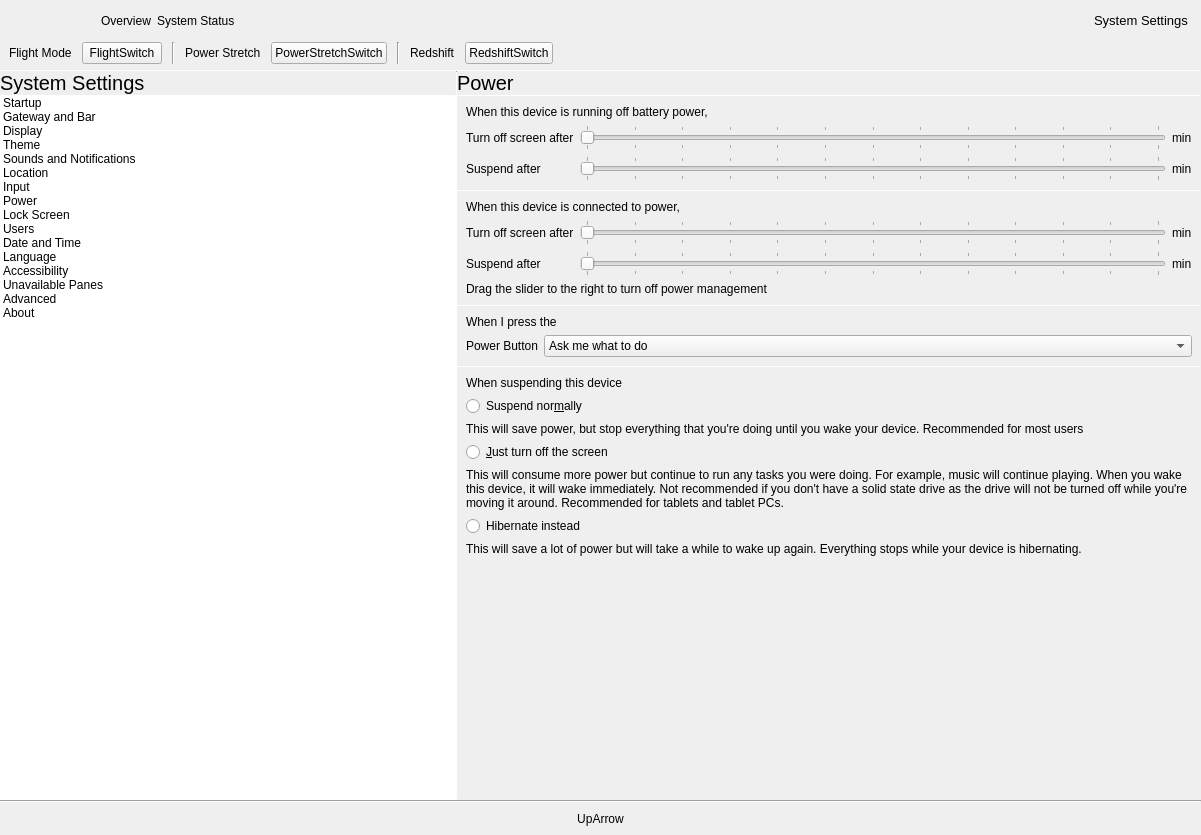
First picture: the form in shell/infopanedropdown.ui, repository vicr123/theshell, before the edit.
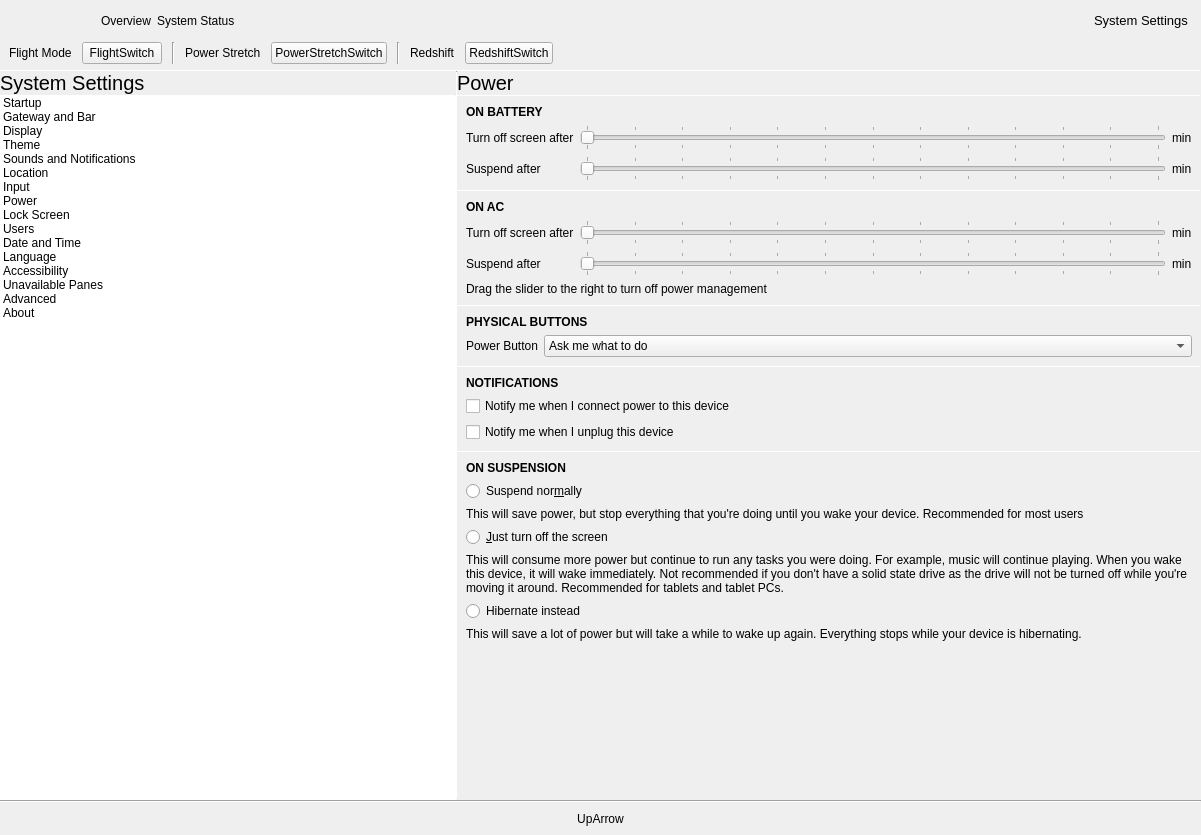
Second picture: the form after the edit. The open tabs and pages were chosen to show the change. Icons and pictures are not drawn. Custom widgets are drawn as their Qt base class.

Commit message: Extra settings for notifications

```diff
--- a/shell/infopanedropdown.ui
+++ b/shell/infopanedropdown.ui
@@ -3330,8 +3330,14 @@
                 </item>
                 <item row="0" column="0" colspan="3">
                  <widget class="QLabel" name="label_29">
+                  <property name="font">
+                   <font>
+                    <weight>75</weight>
+                    <bold>true</bold>
+                   </font>
+                  </property>
                   <property name="text">
-                   <string>When this device is running off battery power,</string>
+                   <string>ON BATTERY</string>
                   </property>
                  </widget>
                 </item>
@@ -3466,8 +3472,14 @@
                 </item>
                 <item row="0" column="0" colspan="3">
                  <widget class="QLabel" name="label_55">
+                  <property name="font">
+                   <font>
+                    <weight>75</weight>
+                    <bold>true</bold>
+                   </font>
+                  </property>
                   <property name="text">
-                   <string>When this device is connected to power,</string>
+                   <string>ON AC</string>
                   </property>
                  </widget>
                 </item>
@@ -3604,8 +3616,14 @@
                 </item>
                 <item row="0" column="0" colspan="2">
                  <widget class="QLabel" name="label_21">
+                  <property name="font">
+                   <font>
+                    <weight>75</weight>
+                    <bold>true</bold>
+                   </font>
+                  </property>
                   <property name="text">
-                   <string>When I press the</string>
+                   <string>PHYSICAL BUTTONS</string>
                   </property>
                  </widget>
                 </item>
@@ -3624,6 +3642,65 @@
                 </property>
                </widget>
               </item>
+              <item>
+               <layout class="QGridLayout" name="gridLayout">
+                <property name="leftMargin">
+                 <number>9</number>
+                </property>
+                <property name="topMargin">
+                 <number>9</number>
+                </property>
+                <property name="rightMargin">
+                 <number>9</number>
+                </property>
+                <property name="bottomMargin">
+                 <number>9</number>
+                </property>
+                <property name="spacing">
+                 <number>6</number>
+                </property>
+                <item row="1" column="0">
+                 <widget class="QCheckBox" name="notifyOnConnectPower">
+                  <property name="text">
+                   <string>Notify me when I connect power to this device</string>
+                  </property>
+                 </widget>
+                </item>
+                <item row="2" column="0">
+                 <widget class="QCheckBox" name="notifyOnUnplug">
+                  <property name="text">
+                   <string>Notify me when I unplug this device</string>
+                  </property>
+                 </widget>
+                </item>
+                <item row="0" column="0">
+                 <widget class="QLabel" name="label_7">
+                  <property name="font">
+                   <font>
+                    <weight>75</weight>
+                    <bold>true</bold>
+                   </font>
+                  </property>
+                  <property name="text">
+                   <string>NOTIFICATIONS</string>
+                  </property>
+                 </widget>
+                </item>
+               </layout>
+              </item>
+              <item>
+               <widget class="Line" name="line">
+                <property name="maximumSize">
+                 <size>
+                  <width>16777215</width>
+                  <height>1</height>
+                 </size>
+                </property>
+                <property name="orientation">
+                 <enum>Qt::Horizontal</enum>
+                </property>
+               </widget>
+              </item>
               <item>
                <layout class="QGridLayout" name="gridLayout_25">
                 <property name="leftMargin">
@@ -3643,8 +3720,14 @@
                 </property>
                 <item row="0" column="0">
                  <widget class="QLabel" name="label_112">
+                  <property name="font">
+                   <font>
+                    <weight>75</weight>
+                    <bold>true</bold>
+                   </font>
+                  </property>
                   <property name="text">
-                   <string>When suspending this device</string>
+                   <string>ON SUSPENSION</string>
                   </property>
                  </widget>
                 </item>
```
Left out of the diff: 2 changed lines with no effect on the pictures. The commit also changes 76 other files.
